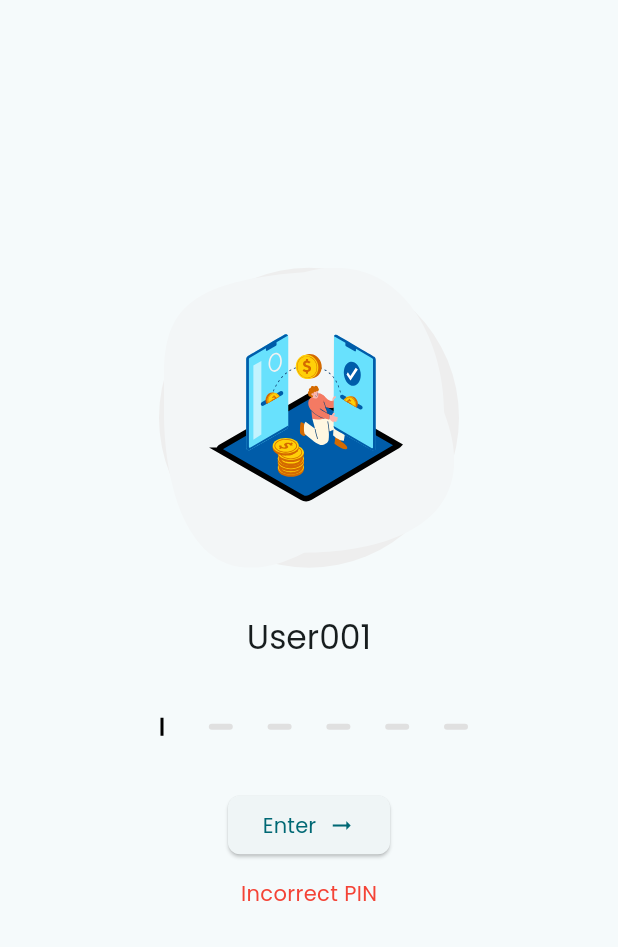
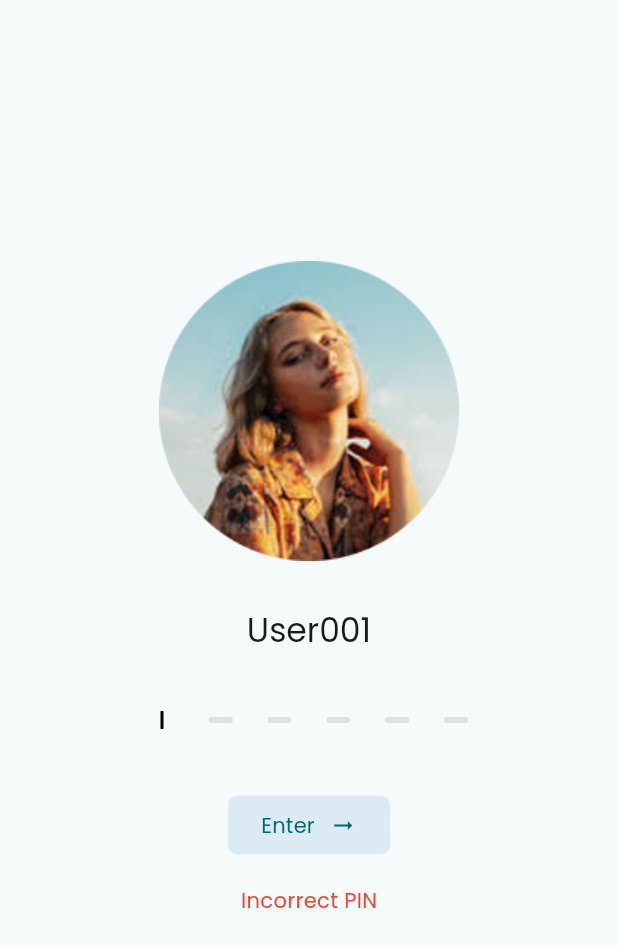
Before and after one commit to ETOSPHERES-Labs/etopayapp, a Flutter app: the screen it shows after launch, after a tap on "Enter", on a phone screen of 412 x 824 dp. Shown: the top 947 px of the screen. Run offline on Flutter 3.47's test engine with Material 3 defaults, Android fonts, the phone set to English and light mode, and no system bars; our stand-ins replace file_picker, flutter_riverpod, flutter_secure_storage, flutter_svg, go_router, js and 4 more; missing offline and left inert: dart:js_util, flutter_appauth.

Commit message:
update unlock screen, refactor + added autofocus and some other small things

```diff
--- a/lib/router/app_router.dart
+++ b/lib/router/app_router.dart
@@ -2,7 +2,7 @@ import 'package:flutter/material.dart';
 import 'package:go_router/go_router.dart';
 import '../screens/choose_network_screen.dart';
 import '../screens/terms_and_conditions_screen.dart';
-import '../screens/home_screen.dart';
+import '../screens/unlock_screen.dart';
 import '../screens/main_home_screen.dart';
 
 final GoRouter appRouter = GoRouter(
@@ -10,7 +10,7 @@ final GoRouter appRouter = GoRouter(
     GoRoute(
       path: '/',
       name: 'home',
-      builder: (context, state) => const HomeScreen(),
+      builder: (context, state) => const UnlockScreen(),
     ),
     GoRoute(
       path: '/terms',
--- a/lib/screens/home_screen.dart
+++ /dev/null
@@ -1,295 +0,0 @@
-import 'package:flutter/material.dart';
-import 'package:flutter/services.dart';
-import 'package:local_auth/local_auth.dart';
-import 'package:provider/provider.dart';
-import '../view_models/lock_screen_view_model.dart';
-import 'package:flutter_svg/flutter_svg.dart';
-import '../core/colors.dart';
-import 'dart:async';
-import 'main_home_screen.dart';
-import 'package:go_router/go_router.dart';
-
-class HomeScreen extends StatefulWidget {
-  const HomeScreen({super.key});
-
-  @override
-  State<HomeScreen> createState() => _HomeScreenState();
-}
-
-class _HomeScreenState extends State<HomeScreen> {
-  final LocalAuthentication auth = LocalAuthentication();
-  final TextEditingController _pinController = TextEditingController();
-  final FocusNode _pinFocusNode = FocusNode();
-  final FocusNode _rawKeyboardFocus = FocusNode();
-  bool _isAuthenticating = false;
-  String? _error;
-  bool _biometricAvailable = false;
-  bool _pinFieldFocused = false;
-  bool _showCursor = true;
-  Timer? _cursorTimer;
-
-  String _previousText = '';
-
-  @override
-  void initState() {
-    super.initState();
-    _checkBiometrics();
-    _pinController.text = '';
-    _previousText = '';
-    _pinFocusNode.addListener(_handlePinFocus);
-  }
-
-  void _handlePinFocus() {
-    setState(() {
-      _pinFieldFocused = _pinFocusNode.hasFocus;
-    });
-    if (_pinFocusNode.hasFocus) {
-      _startCursorTimer();
-    } else {
-      _stopCursorTimer();
-    }
-  }
-
-  void _startCursorTimer() {
-    _cursorTimer?.cancel();
-    _showCursor = true;
-    _cursorTimer = Timer.periodic(const Duration(milliseconds: 500), (timer) {
-      setState(() {
-        _showCursor = !_showCursor;
-      });
-    });
-  }
-
-  void _stopCursorTimer() {
-    _cursorTimer?.cancel();
-    _showCursor = true;
-  }
-
-  Future<void> _checkBiometrics() async {
-    final available = await auth.canCheckBiometrics && await auth.isDeviceSupported();
-    setState(() {
-      _biometricAvailable = available;
-    });
-  }
-
-  Future<void> _authenticateWithBiometrics() async {
-    setState(() {
-      _isAuthenticating = true;
-      _error = null;
-    });
-    try {
-      final authenticated = await auth.authenticate(
-        localizedReason: 'Unlock with biometrics',
-        options: const AuthenticationOptions(biometricOnly: true),
-      );
-      if (authenticated) {
-        _onUnlockSuccess();
-      } else {
-        setState(() {
-          _error = 'Biometric authentication failed.';
-        });
-      }
-    } catch (e) {
-      setState(() {
-        _error = 'Error: $e';
-      });
-    } finally {
-      setState(() {
-        _isAuthenticating = false;
-      });
-    }
-  }
-
-  void _onUnlockSuccess() {
-    if (!mounted) return;
-    context.go('/main-home');
-  }
-
-  void _onPinSubmit() {
-    if (_pinController.text == '444444') {
-      _onUnlockSuccess();
-    } else {
-      setState(() {
-        _error = 'Incorrect PIN';
-      });
-    }
-  }
-
-  void _handleKeyEvent(RawKeyEvent event) {
-  }
-
-  @override
-  Widget build(BuildContext context) {
-    return ChangeNotifierProvider(
-      create: (_) => LockScreenViewModel(),
-      child: Consumer<LockScreenViewModel>(
-        builder: (context, model, _) {
-          return Scaffold(
-            body: SafeArea(
-              child: Center(
-                child: Padding(
-                  padding: const EdgeInsets.all(24.0),
-                  child: Column(
-                    mainAxisAlignment: MainAxisAlignment.center,
-                    children: [
-                      CircleAvatar(
-                        radius: 100,
-                        backgroundColor: Colors.grey.shade200,
-                        child: SvgPicture.asset(
-                          model.profileImage,
-                          width: 200,
-                          height: 200,
-                        ),
-                      ),
-                      const SizedBox(height: 32),
-                      Text(
-                        model.username,
-                        style: Theme.of(context).textTheme.titleLarge,
-                      ),
-                      const SizedBox(height: 40),
-                      GestureDetector(
-                        onTap: () {
-                          FocusScope.of(context).requestFocus(_pinFocusNode);
-                        },
-                        child: SizedBox(
-                          width: 212,
-                          height: 12,
-                          child: Row(
-                            mainAxisAlignment: MainAxisAlignment.spaceBetween,
-                            children: List.generate(6, (index) {
-                              bool hasDigit = _pinController.text.length > index;
-                              bool isCursor = _pinFieldFocused &&
-                                  !_isAuthenticating &&
-                                  _pinController.text.length == index &&
-                                  _showCursor &&
-                                  _pinController.text.length < 6;
-                              if (hasDigit) {
-                                return Container(
-                                  width: 16,
-                                  height: 16,
-                                  decoration: const BoxDecoration(
-                                    color: AppColors.primary,
-                                    shape: BoxShape.circle,
-                                  ),
-                                );
-                              } else if (isCursor) {
-                                return Container(
-                                  width: 16,
-                                  height: 16,
-                                  alignment: Alignment.center,
-                                  child: Container(
-                                    width: 2,
-                                    height: 16,
-                                    color: Colors.black,
-                                  ),
-                                );
-                              } else {
-                                return Container(
-                                  width: 16,
-                                  height: 4,
-                                  decoration: BoxDecoration(
-                                    color: Colors.grey.shade300,
-                                    borderRadius: BorderRadius.circular(2),
-                                  ),
-                                );
-                              }
-                            }),
-                          ),
-                        ),
-                      ),
-                      const SizedBox(height: 24),
-
-                      RawKeyboardListener(
-                        focusNode: _rawKeyboardFocus,
-                        onKey: _handleKeyEvent,
-                        child: SizedBox(
-                          width: 0,
-                          height: 0,
-                          child: TextField(
-                            focusNode: _pinFocusNode,
-                            controller: _pinController,
-                            keyboardType: TextInputType.number,
-                            maxLength: 6,
-                            autofocus: true,
-                            enableInteractiveSelection: false,
-                            showCursor: false,
-                            style: const TextStyle(color: Colors.transparent),
-                            cursorColor: Colors.transparent,
-                            decoration: const InputDecoration(
-                              border: InputBorder.none,
-                              counterText: '',
-                              contentPadding: EdgeInsets.zero,
-                            ),
-                            onChanged: (text) {
-                              setState(() {
-                                _previousText = text;
-                              });
-                            },
-                            onSubmitted: (_) => _onPinSubmit(),
-                            enabled: !_isAuthenticating,
-                            obscureText: true,
-                          ),
-                        ),
-                      ),
-
-                      const SizedBox(height: 16),
-                      ElevatedButton(
-                        onPressed: _isAuthenticating ? null : _onPinSubmit,
-                        style: ElevatedButton.styleFrom(
-                          minimumSize: const Size(108, 39),
-                          maximumSize: const Size(108, 39),
-                          padding: const EdgeInsets.symmetric(horizontal: 16),
-                          tapTargetSize: MaterialTapTargetSize.shrinkWrap,
-                          shape: RoundedRectangleBorder(
-                              borderRadius: BorderRadius.circular(8)),
-                        ),
-                        child: Row(
-                          mainAxisSize: MainAxisSize.min,
-                          children: const [
-                            Text('Enter'),
-                            SizedBox(width: 8),
-                            Icon(Icons.arrow_right_alt),
-                          ],
-                        ),
-                      ),
-                      if (_error != null) ...[
-                        const SizedBox(height: 16),
-                        Text(_error!, style: const TextStyle(color: Colors.red)),
-                      ],
-                      const SizedBox(height: 40),
-                      if (_biometricAvailable) ...[
-                        Text(
-                          'Or use fingerprint',
-                          style: Theme.of(context)
-                              .textTheme
-                              .bodyLarge
-                              ?.copyWith(color: Colors.black),
-                        ),
-                        const SizedBox(height: 12),
-                        IconButton(
-                          icon: const Icon(Icons.fingerprint, size: 40),
-                          onPressed: _isAuthenticating
-                              ? null
-                              : _authenticateWithBiometrics,
-                        ),
-                      ],
-                    ],
-                  ),
-                ),
-              ),
-            ),
-          );
-        },
-      ),
-    );
-  }
-
-  @override
-  void dispose() {
-    _pinController.dispose();
-    _pinFocusNode.dispose();
-    _rawKeyboardFocus.dispose();
-    _cursorTimer?.cancel();
-    super.dispose();
-  }
-}
--- a/lib/screens/main_home_screen.dart
+++ b/lib/screens/main_home_screen.dart
@@ -52,16 +52,16 @@ class _MainHomeScreenState extends State<MainHomeScreen> {
                       child: Row(
                         crossAxisAlignment: CrossAxisAlignment.center,
                         children: [
-                          // Profile picture with green tick
                           Stack(
                             children: [
                               CircleAvatar(
                                 radius: 22,
                                 backgroundColor: Colors.white,
-                                child: SvgPicture.asset(
+                                child: Image.asset(
                                   model.profileImage,
                                   width: 36,
                                   height: 36,
+                                  fit: BoxFit.cover,
                                 ),
                               ),
                               if (model.profileVerified)
--- /dev/null
+++ b/lib/screens/unlock_screen.dart
@@ -0,0 +1,239 @@
+import 'dart:async';
+import 'package:flutter/material.dart';
+import 'package:flutter/services.dart';
+import 'package:flutter_svg/flutter_svg.dart';
+import 'package:go_router/go_router.dart';
+import 'package:local_auth/local_auth.dart';
+import 'package:provider/provider.dart';
+
+import '../core/colors.dart';
+import '../services/auth_service.dart';
+import '../view_models/lock_screen_view_model.dart';
+import '../widgets/pin_input_display.dart';
+import '../widgets/biometric_section.dart';
+
+class UnlockScreen extends StatefulWidget {
+  const UnlockScreen({super.key});
+
+  @override
+  State<UnlockScreen> createState() => _UnlockScreenState();
+}
+
+class _UnlockScreenState extends State<UnlockScreen> {
+  final TextEditingController _pinController = TextEditingController();
+  final FocusNode _pinFocusNode = FocusNode();
+  final LocalAuthentication _auth = LocalAuthentication();
+
+  Timer? _cursorTimer;
+  bool _showCursor = true;
+  bool _isAuthenticating = false;
+  bool _biometricAvailable = true;
+  bool _pinFieldFocused = false;
+  String? _error;
+
+  @override
+  void initState() {
+    super.initState();
+    _checkBiometrics();
+    _pinFocusNode.addListener(_handlePinFocus);
+    _startCursorTimer();
+
+    WidgetsBinding.instance.addPostFrameCallback((_) {
+      FocusScope.of(context).requestFocus(_pinFocusNode);
+    });
+  }
+
+  @override
+  void dispose() {
+    _pinController.dispose();
+    _pinFocusNode.dispose();
+    _cursorTimer?.cancel();
+    super.dispose();
+  }
+
+  void _handlePinFocus() {
+    setState(() {
+      _pinFieldFocused = _pinFocusNode.hasFocus;
+    });
+  }
+
+  void _startCursorTimer() {
+    _cursorTimer = Timer.periodic(const Duration(milliseconds: 500), (_) {
+      setState(() {
+        _showCursor = !_showCursor;
+      });
+    });
+  }
+
+  Future<void> _checkBiometrics() async {
+    final available = await AuthService.isBiometricAvailable(_auth);
+    setState(() => _biometricAvailable = available);
+  }
+
+  Future<void> _authenticateWithBiometrics() async {
+    setState(() {
+      _isAuthenticating = true;
+      _error = null;
+    });
+
+    final success = await AuthService.authenticate(_auth);
+    setState(() {
+      _isAuthenticating = false;
+      _error = success ? null : 'Biometric authentication failed.';
+    });
+
+    if (success) _onUnlockSuccess();
+  }
+
+  void _onPinSubmit() {
+    if (_pinController.text == '444444') {
+      _onUnlockSuccess();
+    } else {
+      setState(() {
+        _error = 'Incorrect PIN';
+        _pinController.clear();
+      });
+
+      FocusScope.of(context).requestFocus(_pinFocusNode);
+    }
+  }
+
+  void _onUnlockSuccess() {
+    if (!mounted) return;
+    context.go('/main-home');
+  }
+
+  @override
+  Widget build(BuildContext context) {
+    return ChangeNotifierProvider(
+      create: (_) => LockScreenViewModel(),
+      child: Consumer<LockScreenViewModel>(
+        builder: (context, model, _) {
+          return Scaffold(
+            body: SafeArea(
+              child: Center(
+                child: Padding(
+                  padding: const EdgeInsets.all(24.0),
+                  child: Column(
+                    mainAxisAlignment: MainAxisAlignment.center,
+                    children: [
+                      CircleAvatar(
+                        radius: 100,
+                        backgroundColor: Colors.grey.shade200,
+                        child: Image.asset(
+                          model.profileImage,
+                          width: 200,
+                          height: 200,
+                          fit: BoxFit.cover,
+                        ),
+                      ),
+                      const SizedBox(height: 32),
+                      Text(
+                        model.username,
+                        style: Theme.of(context).textTheme.titleLarge,
+                      ),
+                      const SizedBox(height: 40),
+                      GestureDetector(
+                        onTap: () =>
+                            FocusScope.of(context).requestFocus(_pinFocusNode),
+                        child: PinInputDisplay(
+                          pin: _pinController.text,
+                          isFocused: _pinFieldFocused,
+                          isAuthenticating: _isAuthenticating,
+                          showCursor: _showCursor,
+                        ),
+                      ),
+                      const SizedBox(height: 24),
+                      SizedBox(
+                        width: 0,
+                        height: 0,
+                        child: TextField(
+                          focusNode: _pinFocusNode,
+                          controller: _pinController,
+                          keyboardType: TextInputType.number,
+                          maxLength: 6,
+                          autofocus: true,
+                          obscureText: true,
+                          enableInteractiveSelection: false,
+                          showCursor: false,
+                          style: const TextStyle(color: Colors.transparent),
+                          cursorColor: Colors.transparent,
+                          decoration: const InputDecoration(
+                            border: InputBorder.none,
+                            counterText: '',
+                            contentPadding: EdgeInsets.zero,
+                          ),
+                          onChanged: (_) {
+                            setState(() {
+                              if (_error != null) _error = null;
+                            });
+                          },
+                          onSubmitted: (_) => _onPinSubmit(),
+                          enabled: !_isAuthenticating,
+                        ),
+                      ),
+                      const SizedBox(height: 16),
+                      ElevatedButton(
+                        onPressed: _isAuthenticating ? null : _onPinSubmit,
+                        style: ButtonStyle(
+                          minimumSize:
+                              MaterialStateProperty.all(const Size(108, 39)),
+                          maximumSize:
+                              MaterialStateProperty.all(const Size(108, 39)),
+                          padding: MaterialStateProperty.all(
+                              const EdgeInsets.symmetric(
+                                  horizontal: 20, vertical: 10)),
+                          backgroundColor:
+                              MaterialStateProperty.resolveWith<Color>(
+                                  (states) {
+                            if (states.contains(MaterialState.hovered)) {
+                              return const Color(
+                                  0x26005CA9); // 15% opacity — JAŚNIEJSZY
+                            }
+                            return const Color(
+                                0x1A005CA9); // 10% opacity — domyślny
+                          }),
+                          overlayColor: MaterialStateProperty.all(
+                              Colors.transparent), // wyłącza ripple / błysk
+                          elevation:
+                              MaterialStateProperty.all(0), // brak cienia
+                          shadowColor: MaterialStateProperty.all(
+                              Colors.transparent), // dodatkowo zabezpiecza
+                          shape: MaterialStateProperty.all(
+                            RoundedRectangleBorder(
+                              borderRadius: BorderRadius.circular(6),
+                            ),
+                          ),
+                          animationDuration: Duration.zero, // brak mrugnięć
+                        ),
+                        child: const Row(
+                          mainAxisSize: MainAxisSize.min,
+                          children: [
+                            Text('Enter'),
+                            SizedBox(width: 10),
+                            Icon(Icons.arrow_right_alt),
+                          ],
+                        ),
+                      ),
+                      if (_error != null) ...[
+                        const SizedBox(height: 16),
+                        Text(_error!,
+                            style: const TextStyle(color: Colors.red)),
+                      ],
+                      const SizedBox(height: 40),
+                      if (_biometricAvailable)
+                        BiometricSection(
+                          isAuthenticating: _isAuthenticating,
+                          onAuthenticate: _authenticateWithBiometrics,
+                        ),
+                    ],
+                  ),
+                ),
+              ),
+            ),
+          );
+        },
+      ),
+    );
+  }
+}
--- /dev/null
+++ b/lib/services/auth_service.dart
@@ -0,0 +1,18 @@
+import 'package:local_auth/local_auth.dart';
+
+class AuthService {
+  static Future<bool> isBiometricAvailable(LocalAuthentication auth) async {
+    return await auth.canCheckBiometrics && await auth.isDeviceSupported();
+  }
+
+  static Future<bool> authenticate(LocalAuthentication auth) async {
+    try {
+      return await auth.authenticate(
+        localizedReason: 'Unlock with biometrics',
+        options: const AuthenticationOptions(biometricOnly: true),
+      );
+    } catch (_) {
+      return false;
+    }
+  }
+}
--- a/lib/view_models/lock_screen_view_model.dart
+++ b/lib/view_models/lock_screen_view_model.dart
@@ -2,7 +2,7 @@ import 'package:flutter/material.dart';
 
 class LockScreenViewModel extends ChangeNotifier {
   String _username = 'User001';
-  String _profileImage = 'assets/images/onboarding_bg_1.svg'; // Placeholder image
+  String _profileImage = 'assets/images/avatar.png'; // Placeholder image
 
   String get username => _username;
   String get profileImage => _profileImage;
--- a/lib/view_models/main_home_header_view_model.dart
+++ b/lib/view_models/main_home_header_view_model.dart
@@ -1,7 +1,7 @@
 import 'package:flutter/material.dart';
 
 class MainHomeHeaderViewModel extends ChangeNotifier {
-  String _profileImage = 'assets/images/onboarding_bg_1.svg'; // Placeholder
+  String _profileImage = 'assets/images/avatar.png'; // Placeholder
   bool _profileVerified = true;
   String _selectedNetwork = 'Base';
   final List<String> _networks = ['Base', 'Ethereum', 'IOTA'];
--- /dev/null
+++ b/lib/widgets/biometric_section.dart
@@ -0,0 +1,33 @@
+import 'package:flutter/material.dart';
+
+class BiometricSection extends StatelessWidget {
+  final bool isAuthenticating;
+  final VoidCallback onAuthenticate;
+
+  const BiometricSection({
+    required this.isAuthenticating,
+    required this.onAuthenticate,
+    super.key,
+  });
+
+  @override
+  Widget build(BuildContext context) {
+    return Column(
+      children: [
+        const SizedBox(height: 48),
+        Text(
+          'Or use fingerprint',
+          style: Theme.of(context)
+              .textTheme
+              .bodyLarge
+              ?.copyWith(color: Colors.black),
+        ),
+        const SizedBox(height: 72),
+        IconButton(
+          icon: const Icon(Icons.fingerprint, size: 40),
+          onPressed: isAuthenticating ? null : onAuthenticate,
+        ),
+      ],
+    );
+  }
+}
--- /dev/null
+++ b/lib/widgets/pin_input_display.dart
@@ -0,0 +1,67 @@
+import 'package:flutter/material.dart';
+import '../core/colors.dart';
+
+class PinInputDisplay extends StatelessWidget {
+  final String pin;
+  final bool isFocused;
+  final bool isAuthenticating;
+  final bool showCursor;
+
+  const PinInputDisplay({
+    required this.pin,
+    required this.isFocused,
+    required this.isAuthenticating,
+    required this.showCursor,
+    super.key,
+  });
+
+  @override
+  Widget build(BuildContext context) {
+    return SizedBox(
+      width: 212,
+      height: 12,
+      child: Row(
+        mainAxisAlignment: MainAxisAlignment.spaceBetween,
+        children: List.generate(6, (index) {
+          final hasDigit = pin.length > index;
+          final isCursor = isFocused &&
+              !isAuthenticating &&
+              pin.length == index &&
+              showCursor &&
+              pin.length < 6;
+
+          if (hasDigit) {
+            return Container(
+              width: 16,
+              height: 16,
+              decoration: const BoxDecoration(
+                color: AppColors.primary,
+                shape: BoxShape.circle,
+              ),
+            );
+          } else if (isCursor) {
+            return Container(
+              width: 16,
+              height: 16,
+              alignment: Alignment.center,
+              child: Container(
+                width: 2,
+                height: 16,
+                color: Colors.black,
+              ),
+            );
+          } else {
+            return Container(
+              width: 16,
+              height: 4,
+              decoration: BoxDecoration(
+                color: Colors.grey.shade300,
+                borderRadius: BorderRadius.circular(2),
+              ),
+            );
+          }
+        }),
+      ),
+    );
+  }
+}
```
Also changed, not shown: assets/images/avatar.png (added).
